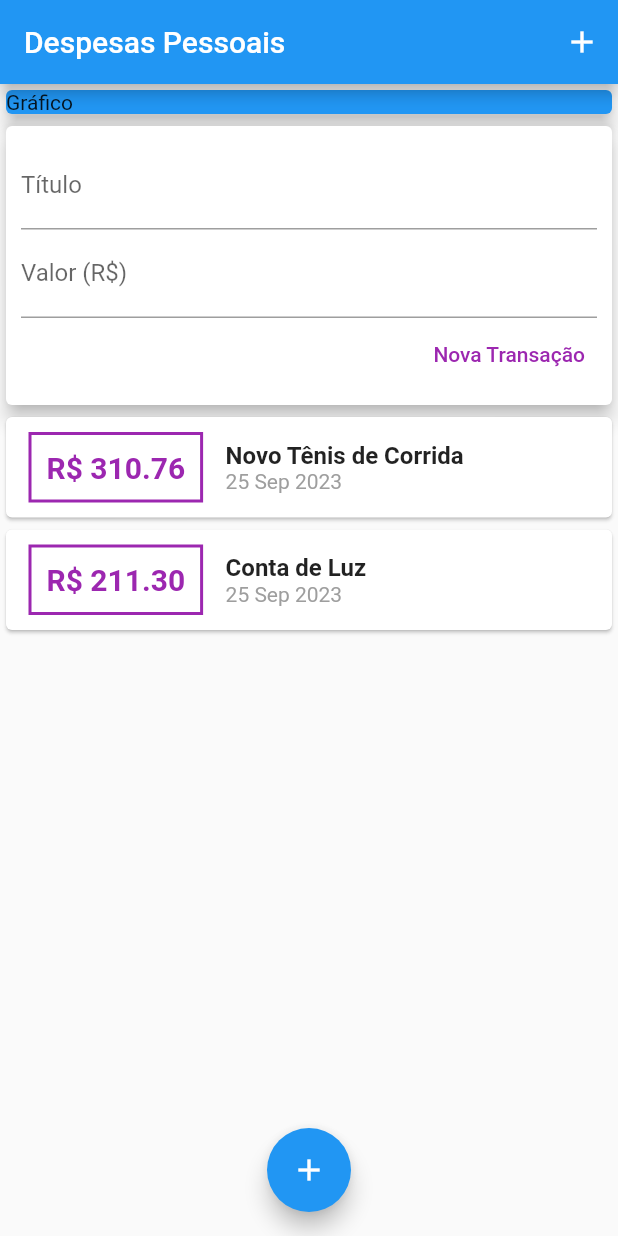
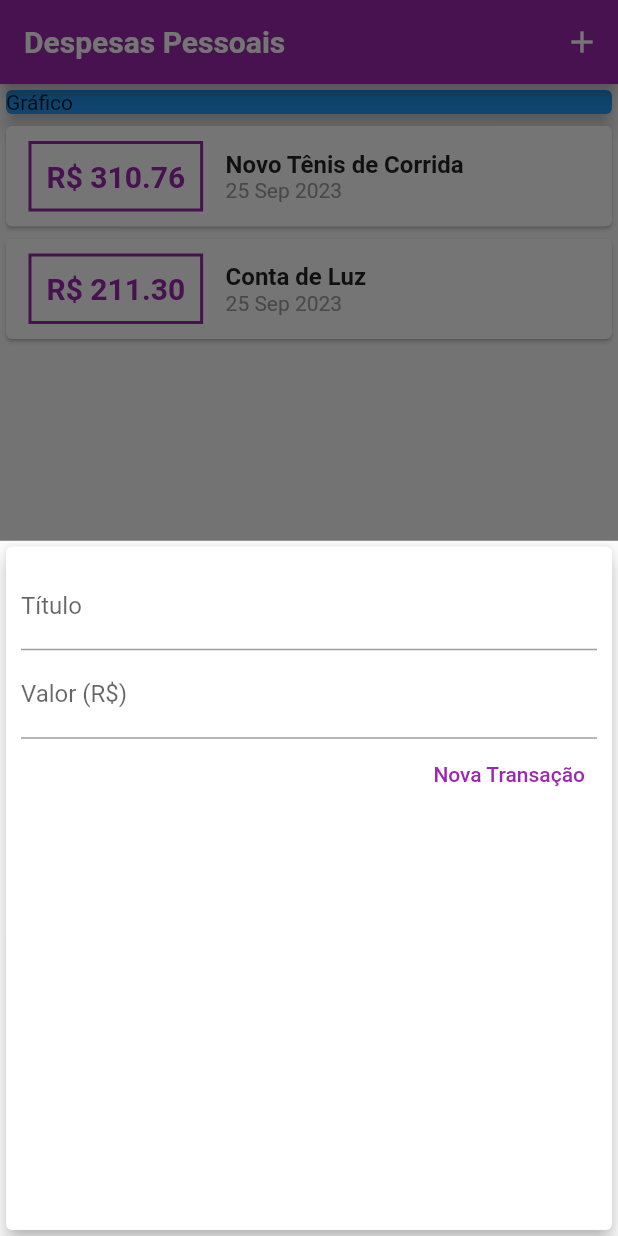
Before and after one commit to johnMFC/app_flutter, a Flutter app: the screen it shows after launch, after a tap on the "add" icon, on a phone screen of 412 x 824 dp. Run offline on Flutter 3.47's test engine with Material 2 defaults, Android fonts, the light colour scheme and no system bars; Roboto replaces fonts that are missing (OpenSans).

Commit message:
change colors and add navigation

```diff
--- a/app_controle_financeiro/lib/components/transaction_form.dart
+++ b/app_controle_financeiro/lib/components/transaction_form.dart
@@ -1,10 +1,18 @@
 import 'package:flutter/material.dart';
 
-class TransactionForm extends StatelessWidget {
+class TransactionForm extends StatefulWidget {
+  final void Function(String, double) onSubmit;
+  TransactionForm(this.onSubmit, {Key? key}) : super(key: key);
+
+  @override
+  State<TransactionForm> createState() => _TransactionFormState();
+}
+
+class _TransactionFormState extends State<TransactionForm> {
   final titleController = TextEditingController();
+
   final valueController = TextEditingController();
 
-  final void Function(String, double) onSubmit;
   _submitForm(){
 
         final title = titleController.text;
@@ -14,10 +22,8 @@
           return;
         }
 
-        onSubmit(title,value);
+        widget.onSubmit(title,value);
 }
-
-  TransactionForm(this.onSubmit, {Key? key}) : super(key: key);
 
   @override
   Widget build(BuildContext context) {
--- a/app_controle_financeiro/lib/components/transaction_list.dart
+++ b/app_controle_financeiro/lib/components/transaction_list.dart
@@ -1,9 +1,12 @@
+
+
 import 'package:flutter/material.dart';
 import '../models/transaction.dart';
 import 'package:intl/intl.dart';
 
 class TransactionList extends StatelessWidget {
   final List<Transaction> transactions;
+
 
   const TransactionList(this.transactions, {Key? key}) : super(key: key);
 
@@ -19,23 +22,23 @@
               child: Row(
                 children: [
                   Container(
-                    margin: const EdgeInsets.symmetric(
+                    margin:  EdgeInsets.symmetric(
                       horizontal: 15,
                       vertical: 10,
                     ),
                     decoration: BoxDecoration(
                       border: Border.all(
-                        color: Colors.purple,
+                      color: Theme.of(context).colorScheme.primary,
                         width: 2,
                       ),
                     ),
-                    padding: const EdgeInsets.all(10),
+                    padding:  EdgeInsets.all(10),
                     child: Text(
                       'R\$ ${tr.value.toStringAsFixed(2)}',
-                      style: const TextStyle(
+                      style: TextStyle(
                         fontWeight: FontWeight.bold,
                         fontSize: 20,
-                        color: Colors.purple,
+                        color: Theme.of(context).colorScheme.primary,
                       ),
                     ),
                   ),
--- a/app_controle_financeiro/lib/components/transaction_user.dart
+++ /dev/null
@@ -1,52 +0,0 @@
-import 'package:flutter/material.dart';
-import 'dart:math';
-import 'transaction_form.dart';
-import 'transaction_list.dart';
-import '../models/transaction.dart';
-
-class TransactionUser extends StatefulWidget {
-  const TransactionUser({Key? key}) : super(key: key);
-
-  @override
-  State<TransactionUser> createState() => _TransactionUserState();
-}
-
-class _TransactionUserState extends State<TransactionUser> {
-  final _transactions = [
-    Transaction(
-      id: 't1',
-      title: 'Novo Tênis de Corrida',
-      value: 310.76,
-      date: DateTime.now(),
-    ),
-    Transaction(
-      id: 't2',
-      title: 'Conta de Luz',
-      value: 211.30,
-      date: DateTime.now(),
-    ),
-  ];
-
-  _addTransaction(String title, double value) {
-    final newTransaction = Transaction(
-      id: Random().nextDouble().toString(),
-      title: title,
-      value: value,
-      date: DateTime.now(),
-    );
-
-    setState(() {
-      _transactions.add(newTransaction);
-    });
-  }
-
-  @override
-  Widget build(BuildContext context) {
-    return Column(
-      children: [
-        TransactionForm(_addTransaction),
-        TransactionList(_transactions),
-      ],
-    );
-  }
-}
--- a/app_controle_financeiro/lib/main.dart
+++ b/app_controle_financeiro/lib/main.dart
@@ -1,52 +1,121 @@
 import 'package:flutter/material.dart';
-import 'components/transaction_user.dart';
+import 'dart:math';
+import './components/transaction_form.dart';
+import './components/transaction_list.dart';
+import 'models/transaction.dart';
 
-main() => runApp(const ExpensesApp());
+main() => runApp(ExpensesApp());
 
 class ExpensesApp extends StatelessWidget {
-  const ExpensesApp({Key? key}) : super(key: key);
   @override
   Widget build(BuildContext context) {
-    return const MaterialApp(home: MyHomePage());
+    final ThemeData tema = ThemeData();
+
+    return MaterialApp(
+      home: MyHomePage(),
+      theme: tema.copyWith(
+      colorScheme: tema.colorScheme.copyWith(
+          primary: Colors.purple,
+          secondary:Colors.amber,
+        ),
+        textTheme: tema.textTheme.copyWith(
+          headline6: TextStyle(
+            fontFamily: 'OpenSans',
+            fontSize: 18,
+            fontWeight: FontWeight.bold,
+            color: Colors.black,
+          ),
+        ),
+        appBarTheme: AppBarTheme(
+          titleTextStyle: TextStyle(
+            fontFamily: 'OpenSans',
+            fontSize: 20,
+            fontWeight: FontWeight.bold,
+          ),
+        ),
+      ),
+    );
   }
 }
 
-class MyHomePage extends StatelessWidget {
-  const MyHomePage({Key? key}) : super(key: key);
+class MyHomePage extends StatefulWidget {
+  @override
+  _MyHomePageState createState() => _MyHomePageState();
+}
+
+class _MyHomePageState extends State<MyHomePage> {
+  final _transactions = [
+    Transaction(
+      id: 't1',
+      title: 'Novo Tênis de Corrida',
+      value: 310.76,
+      date: DateTime.now(),
+    ),
+    Transaction(
+      id: 't2',
+      title: 'Conta de Luz',
+      value: 211.30,
+      date: DateTime.now(),
+    ),
+  ];
+
+  _addTransaction(String title, double value) {
+    final newTransaction = Transaction(
+      id: Random().nextDouble().toString(),
+      title: title,
+      value: value,
+      date: DateTime.now(),
+    );
+
+    setState(() {
+      _transactions.add(newTransaction);
+    });
+
+    Navigator.of(context).pop();
+  }
+
+  _openTransactionFormModal(BuildContext context) {
+    showModalBottomSheet(
+      context: context,
+      builder: (_) {
+        return TransactionForm(_addTransaction);
+      },
+    );
+  }
 
   @override
   Widget build(BuildContext context) {
-
     return Scaffold(
       appBar: AppBar(
+        title: Text('Despesas Pessoais'),
         actions: <Widget>[
           IconButton(
             icon: Icon(Icons.add),
-            onPressed: () {},
-          )
+            onPressed: () => _openTransactionFormModal(context),
+          ),
         ],
-        title: const Text('Despesas Pessoais'),
       ),
       body: SingleChildScrollView(
         child: Column(
           crossAxisAlignment: CrossAxisAlignment.stretch,
-          children: const [
-            SizedBox(
+          children: <Widget>[
+            Container(
+              width: double.infinity,
               child: Card(
                 color: Colors.blue,
                 child: Text('Gráfico'),
                 elevation: 5,
               ),
             ),
-            TransactionUser(),
+            TransactionList(_transactions),
           ],
         ),
       ),
-       floatingActionButton: FloatingActionButton(
-       child:Icon(Icons.add),
-       onPressed: () {},
-       ),
-       floatingActionButtonLocation:FloatingActionButtonLocation.centerFloat,
+      floatingActionButton: FloatingActionButton(
+        child: Icon(Icons.add),
+        onPressed: () => _openTransactionFormModal(context),
+      ),
+      floatingActionButtonLocation: FloatingActionButtonLocation.centerFloat,
     );
   }
 }
```
